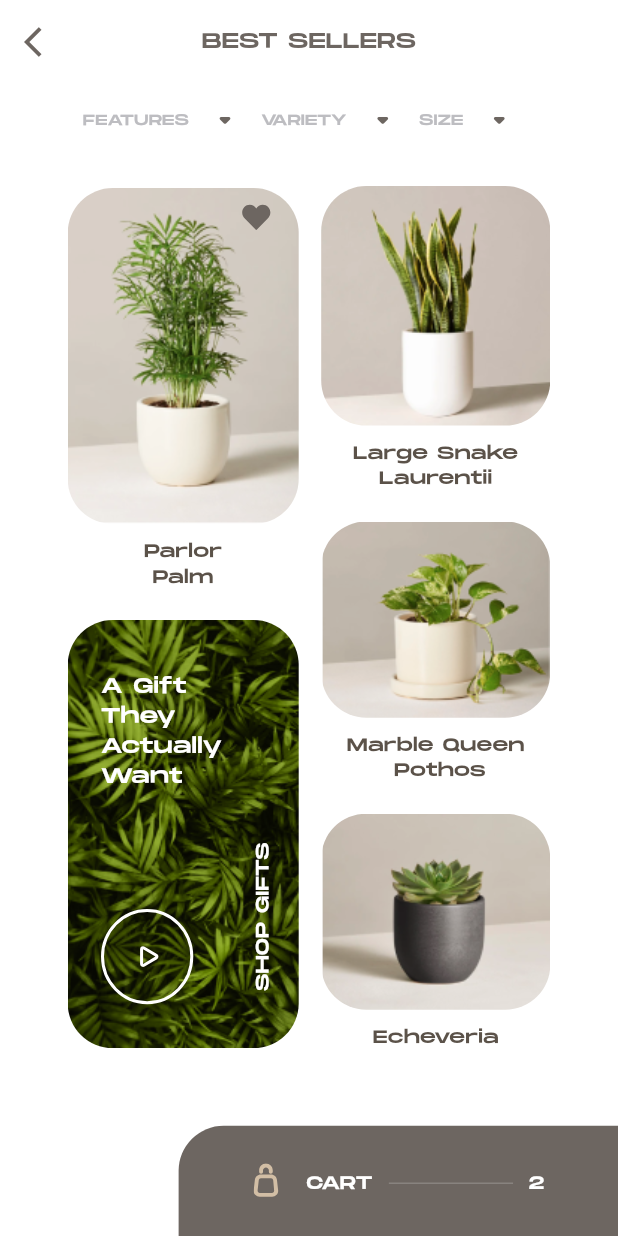
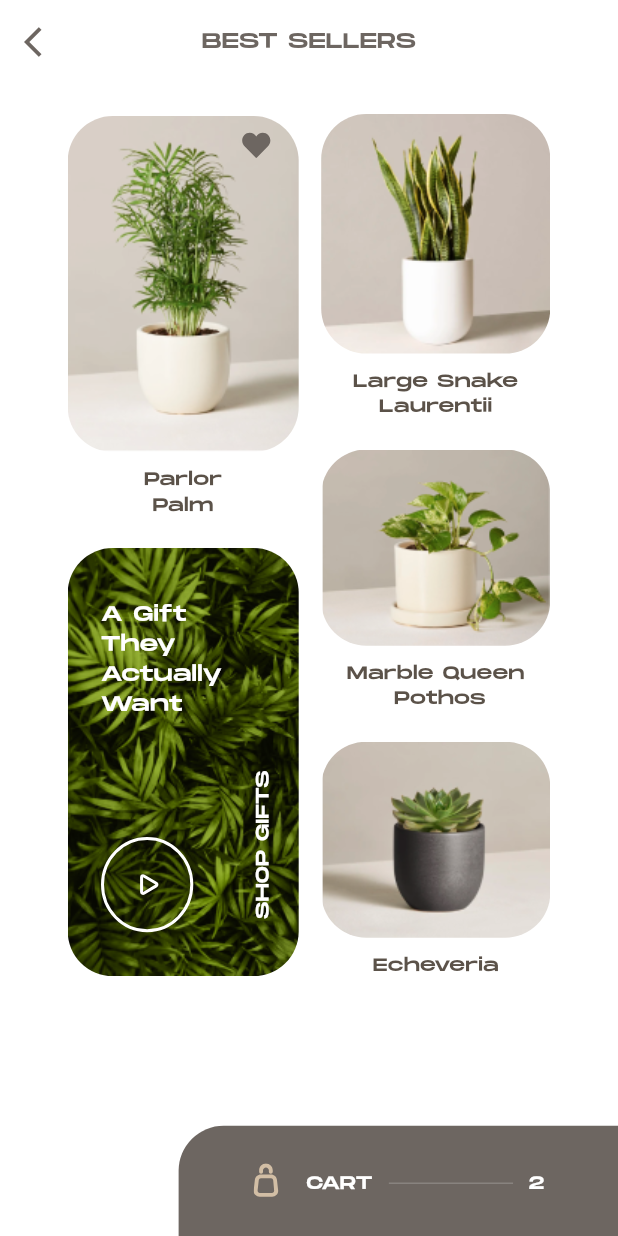
Before and after one commit to blvcksamurai/the_sill, a Flutter app: the BestSellers screen opened directly, on a phone screen of 412 x 824 dp. Run offline on Flutter 3.47's test engine with Material 3 defaults, Android fonts, the phone set to English and light mode, and no system bars; our stand-ins replace flutter_svg.

Commit message:
Best sellers update

```diff
--- a/lib/screens/best_sellers.dart
+++ b/lib/screens/best_sellers.dart
@@ -49,15 +49,15 @@ class BestSellers extends StatelessWidget {
                     child: Row(
                       mainAxisAlignment: MainAxisAlignment.center,
                       children: [
-                        DropDowns(
-                          text: 'FEATURES',
-                        ),
-                        DropDowns(
-                          text: 'VARIETY',
-                        ),
-                        DropDowns(
-                          text: 'SIZE',
-                        )
+                        // DropDowns(
+                        //   text: 'FEATURES',
+                        // ),
+                        // DropDowns(
+                        //   text: 'VARIETY',
+                        // ),
+                        // DropDowns(
+                        //   text: 'SIZE',
+                        // )
                       ],
                     ),
                   ),
```
